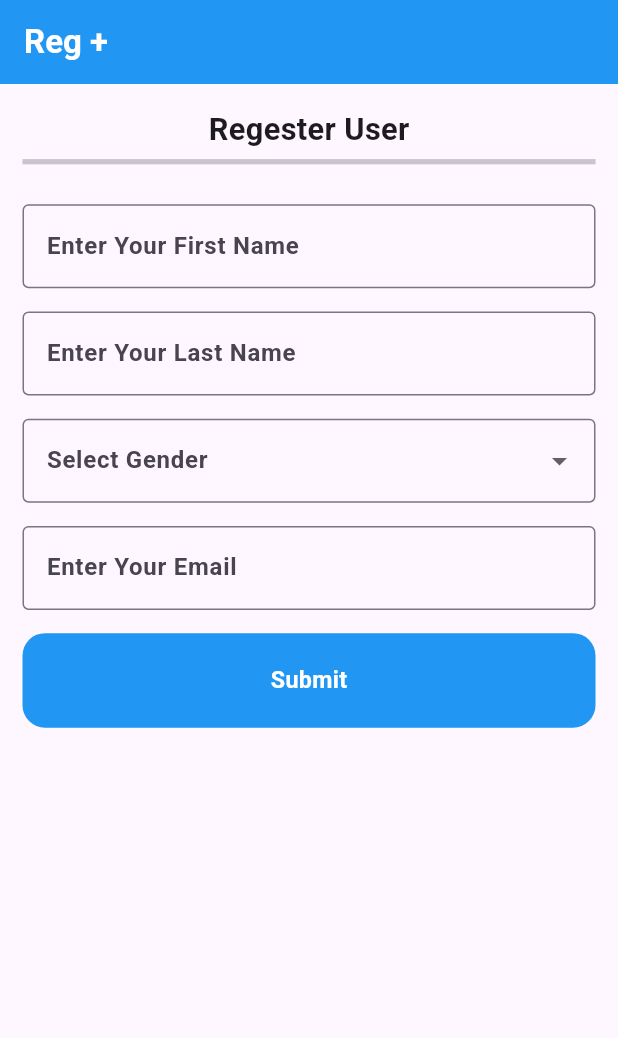
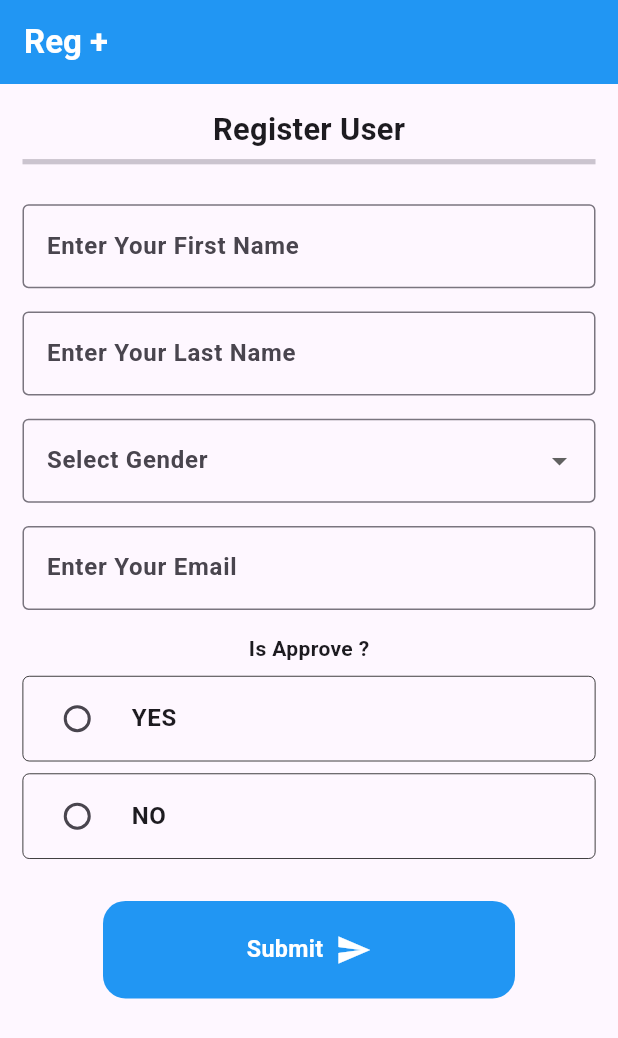
Before and after one commit to kamrul-CSE-official/regester_user, a Flutter app: the screen it shows after launch, on a phone screen of 412 x 824 dp. Shown: the top 1038 px of the screen. Run offline on Flutter 3.47's test engine with Material 3 defaults, Android fonts, the phone set to English and light mode, and no system bars.

Commit message:
Added data into list

```diff
--- a/lib/screens/home_screen.dart
+++ b/lib/screens/home_screen.dart
@@ -9,7 +9,51 @@ class HomeScreen extends StatefulWidget {
 
 class _HomeScreenState extends State<HomeScreen> {
   final List<String> gender = ['Male', 'Female', 'Other'];
+  final List<String> approves = ['YES', 'NO'];
+
   String? selectedGender;
+  String? selectedApproval;
+
+  final TextEditingController firstNameController = TextEditingController();
+  final TextEditingController lastNameController = TextEditingController();
+  final TextEditingController emailController = TextEditingController();
+
+  // List to store submitted data
+  List<String> submittedUsers = [];
+
+  void handleSubmit() {
+    String first = firstNameController.text.trim();
+    String last = lastNameController.text.trim();
+    String email = emailController.text.trim();
+
+    if (first.isEmpty ||
+        last.isEmpty ||
+        email.isEmpty ||
+        selectedGender == null ||
+        selectedApproval == null) {
+      ScaffoldMessenger.of(
+        context,
+      ).showSnackBar(SnackBar(content: Text("Please fill all fields")));
+      return;
+    }
+
+    setState(() {
+      submittedUsers.add(
+        "$first $last | $email | $selectedGender | Approved: $selectedApproval",
+      );
+
+      // Clear fields
+      firstNameController.clear();
+      lastNameController.clear();
+      emailController.clear();
+      selectedGender = null;
+      selectedApproval = null;
+    });
+
+    ScaffoldMessenger.of(
+      context,
+    ).showSnackBar(SnackBar(content: Text("User Added")));
+  }
 
   @override
   Widget build(BuildContext context) {
@@ -25,26 +69,34 @@ class _HomeScreenState extends State<HomeScreen> {
             children: [
               Center(
                 child: Text(
-                  "Regester User",
+                  "Register User",
                   style: TextStyle(fontWeight: FontWeight.bold, fontSize: 20.5),
                 ),
               ),
               Divider(height: 15.6, thickness: 3.5),
               SizedBox(height: 20.5),
+
+              // First Name
               TextField(
+                controller: firstNameController,
                 decoration: InputDecoration(
                   labelText: "Enter Your First Name",
                   border: OutlineInputBorder(),
                 ),
               ),
               SizedBox(height: 15.5),
+
+              // Last Name
               TextField(
+                controller: lastNameController,
                 decoration: InputDecoration(
                   labelText: "Enter Your Last Name",
                   border: OutlineInputBorder(),
                 ),
               ),
               SizedBox(height: 15.5),
+
+              // Gender Dropdown
               DropdownButtonFormField<String>(
                 decoration: InputDecoration(
                   labelText: "Select Gender",
@@ -65,23 +117,58 @@ class _HomeScreenState extends State<HomeScreen> {
               ),
               SizedBox(height: 15.5),
 
+              // Email
               TextField(
+                controller: emailController,
                 decoration: InputDecoration(
                   labelText: "Enter Your Email",
                   border: OutlineInputBorder(),
                 ),
               ),
               SizedBox(height: 15.5),
+
+              // Approve Section
+              Text("Is Approve ?"),
+              SizedBox(height: 8.5),
+              ...approves.map((option) {
+                return Padding(
+                  padding: const EdgeInsets.only(bottom: 8.0),
+                  child: Container(
+                    decoration: BoxDecoration(
+                      border: Border.all(width: 0.5),
+                      borderRadius: BorderRadius.all(Radius.circular(4.5)),
+                    ),
+                    child: RadioListTile<String>(
+                      title: Text(option),
+                      value: option,
+                      groupValue: selectedApproval,
+                      onChanged: (String? value) {
+                        setState(() {
+                          selectedApproval = value;
+                        });
+                      },
+                    ),
+                  ),
+                );
+              }).toList(),
+
+              SizedBox(height: 20),
+
+              // Submit Button
               GestureDetector(
+                onTap: handleSubmit,
                 child: Container(
-                  width: MediaQuery.of(context).size.width,
+                  width: MediaQuery.of(context).size.width / 1.5,
                   padding: EdgeInsets.all(20.5),
                   decoration: BoxDecoration(
                     borderRadius: BorderRadius.circular(15),
                     color: Colors.blue,
                   ),
-                  child: Center(
-                    child: Text(
+                  child: Row(
+                    mainAxisAlignment: MainAxisAlignment.center,
+                    mainAxisSize: MainAxisSize.min,
+                    children: [
+                      Text(
                         "Submit",
                         style: TextStyle(
                           fontWeight: FontWeight.bold,
@@ -89,8 +176,34 @@ class _HomeScreenState extends State<HomeScreen> {
                           fontSize: 15.5,
                         ),
                       ),
+                      SizedBox(width: 8),
+                      Icon(Icons.send, color: Colors.white),
+                    ],
                   ),
                 ),
+              ),
+
+              SizedBox(height: 30),
+
+              // Display Submitted Users
+              if (submittedUsers.isNotEmpty)
+                Column(
+                  crossAxisAlignment: CrossAxisAlignment.start,
+                  children: [
+                    Text(
+                      "Submitted Users:",
+                      style: TextStyle(
+                        fontSize: 16,
+                        fontWeight: FontWeight.bold,
+                      ),
+                    ),
+                    ...submittedUsers.map(
+                      (user) => Padding(
+                        padding: const EdgeInsets.symmetric(vertical: 4.0),
+                        child: Text(user),
+                      ),
+                    ),
+                  ],
                 ),
             ],
           ),
```
Lines whose indentation alone changed are shown as unchanged.
